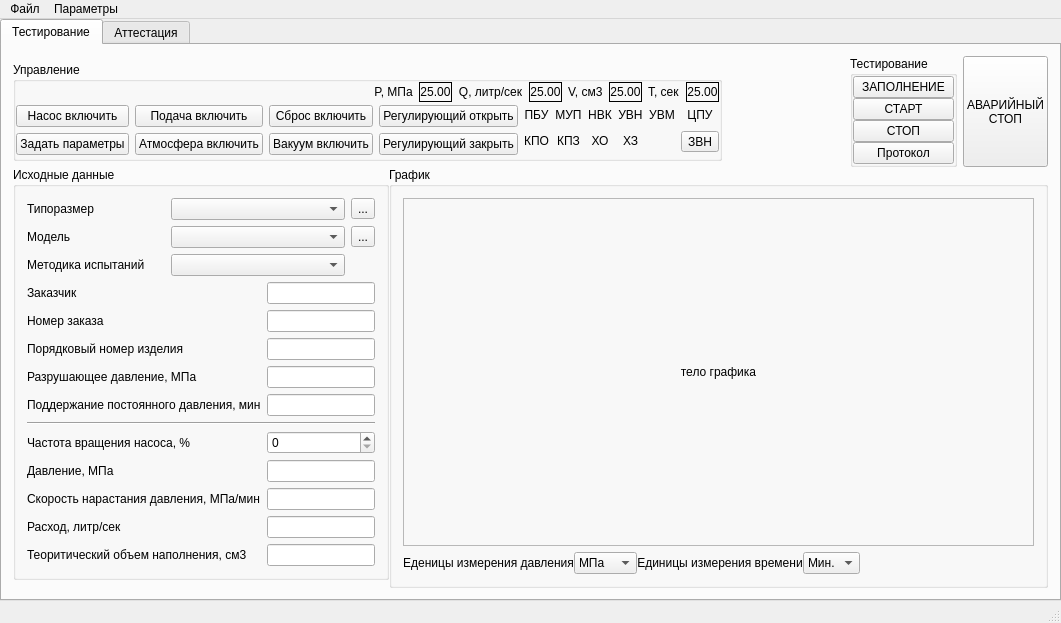
firef0xff/ttm25, file main_window.ui: the form before one commit.
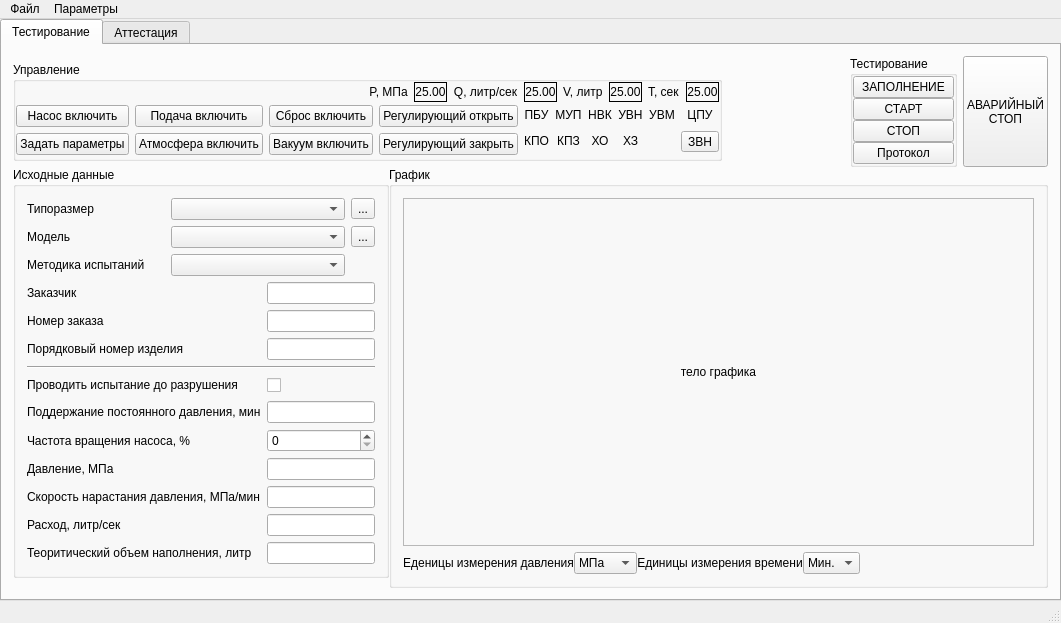
The form after the commit.

```diff
--- a/main_window.ui
+++ b/main_window.ui
@@ -124,7 +124,7 @@
                    <item row="0" column="4">
                     <widget class="QLabel" name="label_5">
                      <property name="text">
-                      <string>V, см3</string>
+                      <string>V, литр</string>
                      </property>
                     </widget>
                    </item>
@@ -824,83 +824,99 @@
                  </item>
                  <item row="4" column="0" colspan="4">
                   <layout class="QGridLayout" name="gridLayout_6">
+                   <item row="0" column="1">
+                    <widget class="QLineEdit" name="eCustomer">
+                     <property name="enabled">
+                      <bool>true</bool>
+                     </property>
+                     <property name="sizePolicy">
+                      <sizepolicy hsizetype="Preferred" vsizetype="Fixed">
+                       <horstretch>0</horstretch>
+                       <verstretch>0</verstretch>
+                      </sizepolicy>
+                     </property>
+                    </widget>
+                   </item>
+                   <item row="0" column="0">
+                    <widget class="QLabel" name="lCustomer">
+                     <property name="enabled">
+                      <bool>true</bool>
+                     </property>
+                     <property name="text">
+                      <string>Заказчик</string>
+                     </property>
+                    </widget>
+                   </item>
                    <item row="7" column="0">
+                    <widget class="QLabel" name="lConstPressureTime">
+                     <property name="text">
+                      <string>Поддержание постоянного давления, мин</string>
+                     </property>
+                    </widget>
+                   </item>
+                   <item row="10" column="0">
+                    <widget class="QLabel" name="lPressure_2">
+                     <property name="text">
+                      <string>Давление, МПа</string>
+                     </property>
+                    </widget>
+                   </item>
+                   <item row="1" column="1">
+                    <widget class="QLineEdit" name="eOrderNumber">
+                     <property name="enabled">
+                      <bool>true</bool>
+                     </property>
+                     <property name="sizePolicy">
+                      <sizepolicy hsizetype="Preferred" vsizetype="Fixed">
+                       <horstretch>0</horstretch>
+                       <verstretch>0</verstretch>
+                      </sizepolicy>
+                     </property>
+                    </widget>
+                   </item>
+                   <item row="9" column="0">
                     <widget class="QLabel" name="lFRP">
                      <property name="text">
                       <string>Частота вращения насоса, %</string>
                      </property>
                     </widget>
                    </item>
-                   <item row="7" column="1">
-                    <widget class="QSpinBox" name="eFRP">
-                     <property name="maximum">
-                      <number>100</number>
-                     </property>
-                    </widget>
+                   <item row="12" column="1">
+                    <widget class="QLineEdit" name="eExpenditure"/>
                    </item>
-                   <item row="2" column="0" rowspan="2">
-                    <widget class="QLabel" name="lSerialNumber">
-                     <property name="frameShadow">
-                      <enum>QFrame::Plain</enum>
-                     </property>
-                     <property name="text">
-                      <string>Порядковый номер изделия</string>
-                     </property>
-                    </widget>
-                   </item>
-                   <item row="11" column="1">
+                   <item row="13" column="1">
                     <widget class="QLineEdit" name="eTFV"/>
                    </item>
-                   <item row="2" column="1" rowspan="2">
-                    <widget class="QLineEdit" name="eSerialNumber">
-                     <property name="sizePolicy">
-                      <sizepolicy hsizetype="Preferred" vsizetype="Fixed">
-                       <horstretch>0</horstretch>
-                       <verstretch>0</verstretch>
-                      </sizepolicy>
-                     </property>
-                    </widget>
-                   </item>
-                   <item row="4" column="0">
+                   <item row="5" column="0">
                     <widget class="QLabel" name="lBreakPressure">
                      <property name="text">
-                      <string>Разрушающее давление, МПа</string>
+                      <string>Проводить испытание до разрушения</string>
                      </property>
                     </widget>
                    </item>
-                   <item row="9" column="0">
+                   <item row="11" column="0">
                     <widget class="QLabel" name="lPressureSpeed">
                      <property name="text">
                       <string>Скорость нарастания давления, МПа/мин</string>
                      </property>
                     </widget>
                    </item>
-                   <item row="8" column="0">
-                    <widget class="QLabel" name="lPressure_2">
-                     <property name="text">
-                      <string>Давление, МПа</string>
-                     </property>
-                    </widget>
-                   </item>
-                   <item row="4" column="1">
-                    <widget class="QLineEdit" name="eBreakPressure"/>
-                   </item>
-                   <item row="10" column="0">
-                    <widget class="QLabel" name="lExpenditure_2">
-                     <property name="text">
-                      <string>Расход, литр/сек</string>
-                     </property>
-                    </widget>
-                   </item>
-                   <item row="5" column="0">
-                    <widget class="QLabel" name="lConstPressureTime">
-                     <property name="text">
-                      <string>Поддержание постоянного давления, мин</string>
-                     </property>
-                    </widget>
-                   </item>
                    <item row="5" column="1">
-                    <widget class="QLineEdit" name="eConstPressureTime"/>
+                    <widget class="QCheckBox" name="eBreakPressure">
+                     <property name="text">
+                      <string> </string>
+                     </property>
+                    </widget>
+                   </item>
+                   <item row="2" column="1" rowspan="2">
+                    <widget class="QLineEdit" name="eSerialNumber">
+                     <property name="sizePolicy">
+                      <sizepolicy hsizetype="Preferred" vsizetype="Fixed">
+                       <horstretch>0</horstretch>
+                       <verstretch>0</verstretch>
+                      </sizepolicy>
+                     </property>
+                    </widget>
                    </item>
                    <item row="1" column="0">
                     <widget class="QLabel" name="lOrderNumber">
@@ -915,68 +931,56 @@
                      </property>
                     </widget>
                    </item>
-                   <item row="11" column="0">
-                    <widget class="QLabel" name="lTFV">
-                     <property name="frameShape">
-                      <enum>QFrame::NoFrame</enum>
+                   <item row="2" column="0" rowspan="2">
+                    <widget class="QLabel" name="lSerialNumber">
+                     <property name="frameShadow">
+                      <enum>QFrame::Plain</enum>
                      </property>
                      <property name="text">
-                      <string>Теоритический объем наполнения, см3</string>
-                     </property>
-                    </widget>
-                   </item>
-                   <item row="0" column="0">
-                    <widget class="QLabel" name="lCustomer">
-                     <property name="enabled">
-                      <bool>true</bool>
-                     </property>
-                     <property name="text">
-                      <string>Заказчик</string>
-                     </property>
-                    </widget>
-                   </item>
-                   <item row="8" column="1">
-                    <widget class="QLineEdit" name="ePressure"/>
-                   </item>
-                   <item row="0" column="1">
-                    <widget class="QLineEdit" name="eCustomer">
-                     <property name="enabled">
-                      <bool>true</bool>
-                     </property>
-                     <property name="sizePolicy">
-                      <sizepolicy hsizetype="Preferred" vsizetype="Fixed">
-                       <horstretch>0</horstretch>
-                       <verstretch>0</verstretch>
-                      </sizepolicy>
+                      <string>Порядковый номер изделия</string>
                      </property>
                     </widget>
                    </item>
                    <item row="9" column="1">
+                    <widget class="QSpinBox" name="eFRP">
+                     <property name="maximum">
+                      <number>100</number>
+                     </property>
+                    </widget>
+                   </item>
+                   <item row="11" column="1">
                     <widget class="QLineEdit" name="ePressureSpeed"/>
                    </item>
-                   <item row="1" column="1">
-                    <widget class="QLineEdit" name="eOrderNumber">
-                     <property name="enabled">
-                      <bool>true</bool>
+                   <item row="10" column="1">
+                    <widget class="QLineEdit" name="ePressure"/>
+                   </item>
+                   <item row="13" column="0">
+                    <widget class="QLabel" name="lTFV">
+                     <property name="frameShape">
+                      <enum>QFrame::NoFrame</enum>
                      </property>
-                     <property name="sizePolicy">
-                      <sizepolicy hsizetype="Preferred" vsizetype="Fixed">
-                       <horstretch>0</horstretch>
-                       <verstretch>0</verstretch>
-                      </sizepolicy>
+                     <property name="text">
+                      <string>Теоритический объем наполнения, литр</string>
                      </property>
                     </widget>
                    </item>
-                   <item row="6" column="0" colspan="2">
+                   <item row="7" column="1">
+                    <widget class="QLineEdit" name="eConstPressureTime"/>
+                   </item>
+                   <item row="12" column="0">
+                    <widget class="QLabel" name="lExpenditure_2">
+                     <property name="text">
+                      <string>Расход, литр/сек</string>
+                     </property>
+                    </widget>
+                   </item>
+                   <item row="4" column="0" colspan="2">
                     <widget class="Line" name="line">
                      <property name="orientation">
                       <enum>Qt::Horizontal</enum>
                      </property>
                     </widget>
                    </item>
-                   <item row="10" column="1">
-                    <widget class="QLineEdit" name="eExpenditure"/>
-                   </item>
                   </layout>
                  </item>
                 </layout>
```
